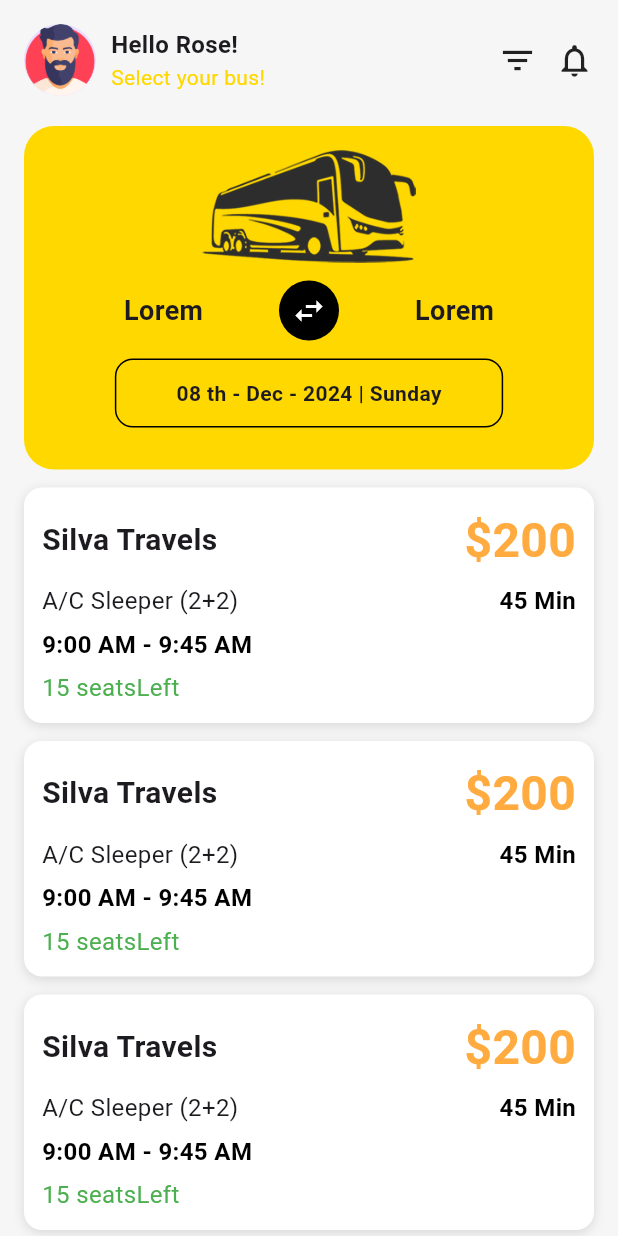
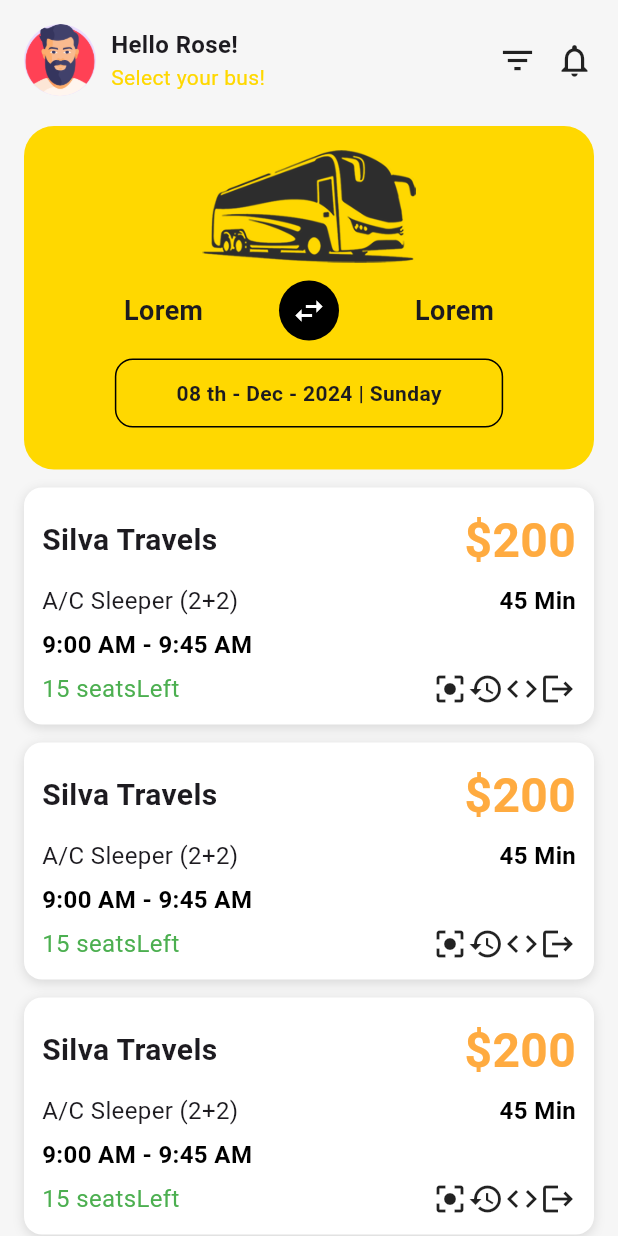
Before and after one commit to iSiRaH/transist_tracker, a Flutter app: the BusBookingHomePage screen opened directly, on a phone screen of 412 x 824 dp. Run offline on Flutter 3.47's test engine with Material 3 defaults, Android fonts, the phone set to English and light mode, and no system bars; our stand-ins replace curved_navigation_bar.

Commit message:
added some icons to card

```diff
--- a/lib/pages/bus_card.dart
+++ b/lib/pages/bus_card.dart
@@ -1,66 +1,4 @@
-
-
 import 'package:flutter/material.dart';
-
-// class BusCard extends StatelessWidget {
-//   final String name;
-//   final String type;
-//   final String time;
-//   final String price;
-//   final String duration;
-//   final int seatsLeft;
-//   final Color seatColor;
-
-//   const BusCard({
-//     super.key,
-//     required this.name,
-//     required this.type,
-//     required this.time,
-//     required this.price,
-//     required this.duration,
-//     required this.seatsLeft,
-//     required this.seatColor,
-//   });
-
-//   @override
-//   Widget build(BuildContext context) {
-//     return Container(
-//       margin: const EdgeInsets.only(bottom: 14),
-//       padding: const EdgeInsets.all(14),
-//       decoration: BoxDecoration(
-//         color: Colors.white,
-//         borderRadius: BorderRadius.circular(18),
-//         boxShadow: const [
-//           BoxShadow(color: Colors.black12, blurRadius: 6, offset: Offset(0, 2)),
-//         ],
-//       ),
-//       child: Column(
-//         crossAxisAlignment: CrossAxisAlignment.start,
-//         children: [
-//           Text(name, style: const TextStyle(fontSize: 16, fontWeight: FontWeight.bold)),
-//           Text(type, style: TextStyle(color: Colors.grey[700])),
-//           const SizedBox(height: 6),
-//           Row(
-//             children: [
-//               Text(time, style: TextStyle(color: Colors.grey[800])),
-//               const Spacer(),
-//               Text(price,
-//                   style: const TextStyle(
-//                       fontSize: 16, fontWeight: FontWeight.bold, color: Colors.orange)),
-//               const SizedBox(width: 8),
-//               Text(duration, style: TextStyle(color: Colors.grey[600])),
-//             ],
-//           ),
-//           const SizedBox(height: 6),
-//           Text(
-//             "$seatsLeft Seats left",
-//             style: TextStyle(color: seatColor, fontWeight: FontWeight.bold),
-//           ),
-//         ],
-//       ),
-//     );
-//   }
-// }
 
 
 class BusCard extends StatelessWidget {
@@ -120,7 +58,24 @@ class BusCard extends StatelessWidget {
           const SizedBox(height: 6),
           Text(time, style:TextStyle(fontSize: 16, color:Colors.black, fontWeight: FontWeight.bold)),
           const SizedBox(height: 6),
-          Text("$seatsLeft seatsLeft", style:TextStyle(fontSize: 16, color: seatColor )),
+
+          Row(
+            mainAxisAlignment: MainAxisAlignment.spaceBetween,
+            children: [
+              Text("$seatsLeft seatsLeft", style:TextStyle(fontSize: 16, color: seatColor )),
+
+              Row(
+                mainAxisAlignment: MainAxisAlignment.spaceEvenly,
+                children: [
+                  Icon(Icons.center_focus_strong),
+                  Icon(Icons.history),
+                  Icon(Icons.code),
+                  Icon(Icons.logout),
+                ],
+              )
+            ],
+          )
+
 
         ],
       ),
```
Also changed, not shown: 4 other files.
